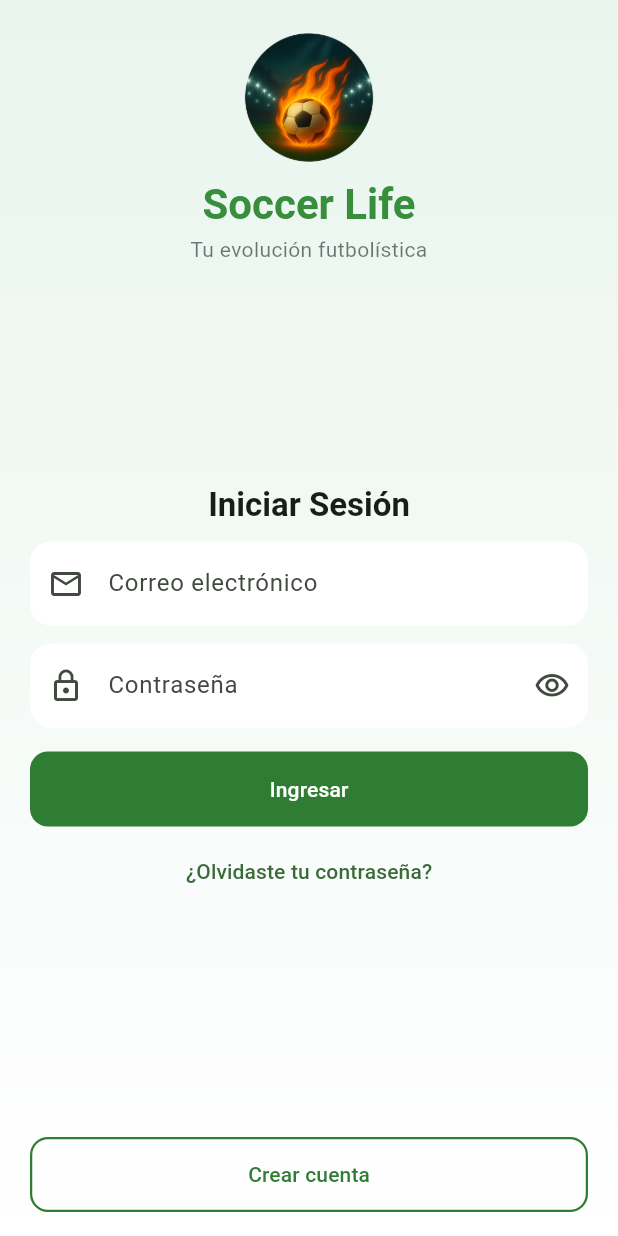
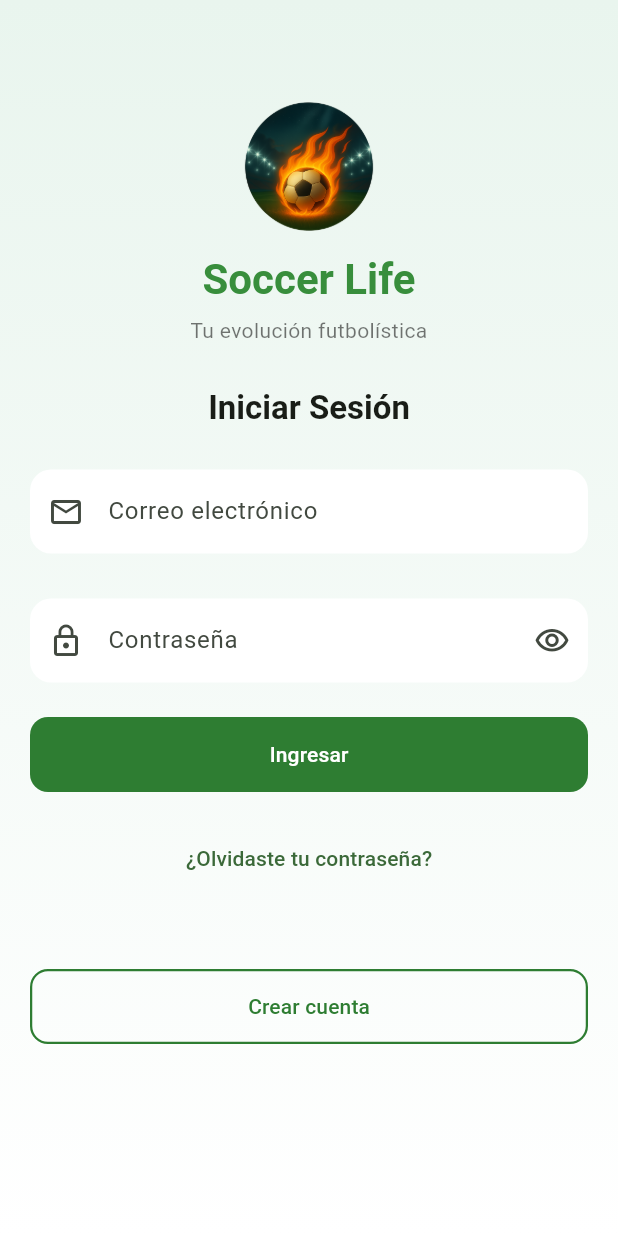
Before and after one commit to DaniielJr10/soccerlife, a Flutter app: the screen it shows after launch, on a phone screen of 412 x 824 dp. Run offline on Flutter 3.47's test engine with Material 3 defaults, Android fonts, the phone set to English and light mode, and no system bars.

Commit message:
se distribuyo espacios

```diff
--- a/lib/login/iniciosesion.dart
+++ b/lib/login/iniciosesion.dart
@@ -71,18 +71,17 @@ class _InicioSesionPageState extends State<InicioSesionPage> {
                 padding: const EdgeInsets.symmetric(horizontal: 20, vertical: 16),
                 child: ConstrainedBox(
                   // Asegurarnos de ocupar toda la altura visible
-                  constraints: BoxConstraints(minHeight: constraints.maxHeight - 32),
+                  constraints: BoxConstraints(minHeight: constraints.maxHeight > 32 ? constraints.maxHeight - 32 : 0),
                   child: IntrinsicHeight(
                     child: Column(
                       crossAxisAlignment: CrossAxisAlignment.stretch,
-                      // Distribuir: encabezado arriba, formulario al centro, acción abajo
-                      mainAxisAlignment: MainAxisAlignment.spaceBetween,
+                      // Cambiar la distribución para más control manual
                       children: [
                         // ===== Encabezado =====
                         Column(
                           children: [
                             // Logo de la app
-                            const SizedBox(height: 4),
+                            const SizedBox(height: 50),
                             Align(
                               child: Image.asset(
                                 'images/logo.png',
@@ -91,7 +90,7 @@ class _InicioSesionPageState extends State<InicioSesionPage> {
                                 fit: BoxFit.contain,
                               ),
                             ),
-                            const SizedBox(height: 8),
+                            const SizedBox(height: 12),
                             // Título y subtítulo
                             Text(
                               'Soccer Life',
@@ -101,7 +100,7 @@ class _InicioSesionPageState extends State<InicioSesionPage> {
                                 fontWeight: FontWeight.w700,
                               ),
                             ),
-                            const SizedBox(height: 2),
+                            const SizedBox(height: 6),
                             Text(
                               'Tu evolución futbolística',
                               style: theme.textTheme.bodyMedium?.copyWith(
@@ -111,6 +110,9 @@ class _InicioSesionPageState extends State<InicioSesionPage> {
                             ),
                           ],
                         ),
+
+                        // Espacio entre encabezado y formulario
+                        const SizedBox(height: 28),
 
                         // ===== Formulario =====
                         Form(
@@ -128,7 +130,7 @@ class _InicioSesionPageState extends State<InicioSesionPage> {
                                   fontWeight: FontWeight.w700,
                                 ),
                               ),
-                              const SizedBox(height: 10),
+                              const SizedBox(height: 27),
                               // Campo de email
                               TextFormField(
                                 controller: _emailController,
@@ -158,7 +160,7 @@ class _InicioSesionPageState extends State<InicioSesionPage> {
                                   return null;
                                 },
                               ),
-                              const SizedBox(height: 12),
+                              const SizedBox(height: 30),
                               // Campo de contraseña con botón de mostrar/ocultar
                               TextFormField(
                                 controller: _passwordController,
@@ -192,7 +194,7 @@ class _InicioSesionPageState extends State<InicioSesionPage> {
                                   return null;
                                 },
                               ),
-                              const SizedBox(height: 16),
+                              const SizedBox(height: 23),
                               // Botón principal de ingresar
                               SizedBox(
                                 height: 50,
@@ -208,7 +210,7 @@ class _InicioSesionPageState extends State<InicioSesionPage> {
                                   child: const Text('Ingresar'),
                                 ),
                               ),
-                              const SizedBox(height: 6),
+                              const SizedBox(height: 20),
                               // Enlace de recuperación de contraseña
                               Center(
                                 child: TextButton(
@@ -224,10 +226,13 @@ class _InicioSesionPageState extends State<InicioSesionPage> {
                           ),
                         ),
 
+                        // Espacio flexible reducido
+                        const SizedBox(height: 50),
+
                         // ===== Acción inferior (Crear cuenta) =====
                         // Se muestra siempre al final para invitar al registro
                         Padding(
-                          padding: const EdgeInsets.only(top: 6),
+                          padding: const EdgeInsets.only(top: 0),
                           child: SizedBox(
                             height: 50,
                             child: OutlinedButton(
```
